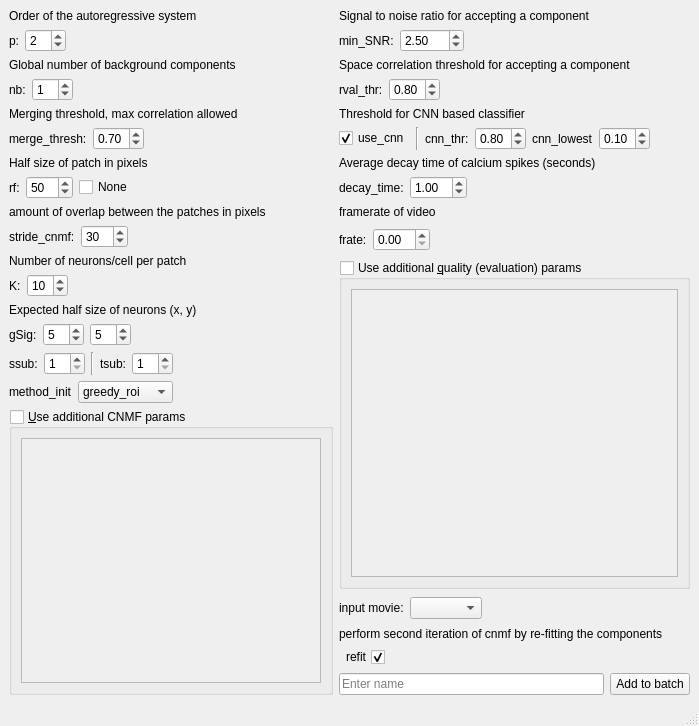
Old version of the form mesmerize_napari/ui_files/cnmf_template.ui in the repository nel-lab/mesmerize-napari.
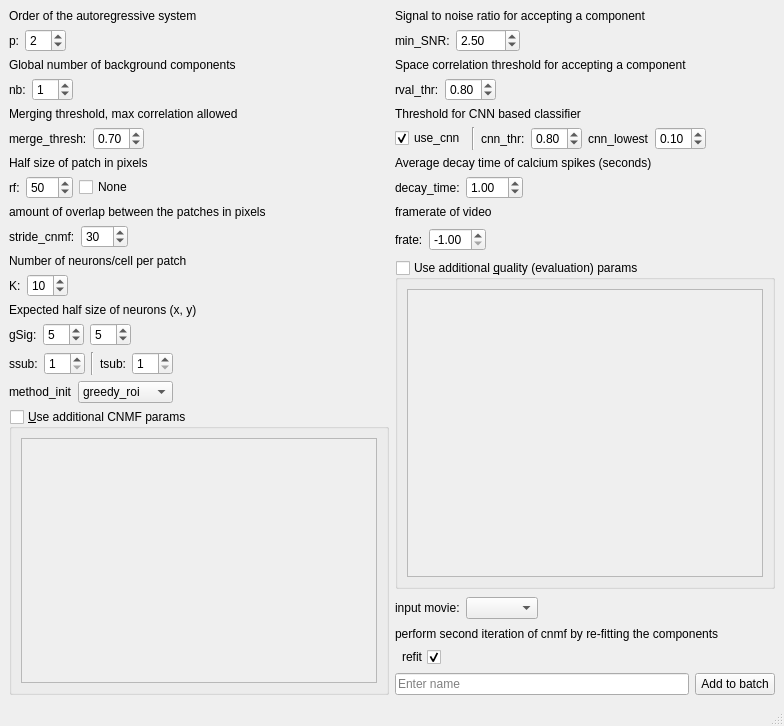
New version of the form.

Commit message: add framerate param to cnmf and cnmfe dicts

```diff
--- a/mesmerize_napari/ui_files/cnmf_template.ui
+++ b/mesmerize_napari/ui_files/cnmf_template.ui
@@ -6,7 +6,7 @@
    <rect>
     <x>0</x>
     <y>0</y>
-    <width>699</width>
+    <width>784</width>
     <height>726</height>
    </rect>
   </property>
@@ -706,7 +706,14 @@
          </widget>
         </item>
         <item>
-         <widget class="QDoubleSpinBox" name="doubleSpinBox"/>
+         <widget class="QDoubleSpinBox" name="doubleSpinBoxFrameRate">
+          <property name="minimum">
+           <double>-1.000000000000000</double>
+          </property>
+          <property name="value">
+           <double>-1.000000000000000</double>
+          </property>
+         </widget>
         </item>
         <item>
          <spacer name="horizontalSpacer_9">
```
Left out of the diff: 6 changed lines with no effect on the pictures. The commit also changes 5 other files.
